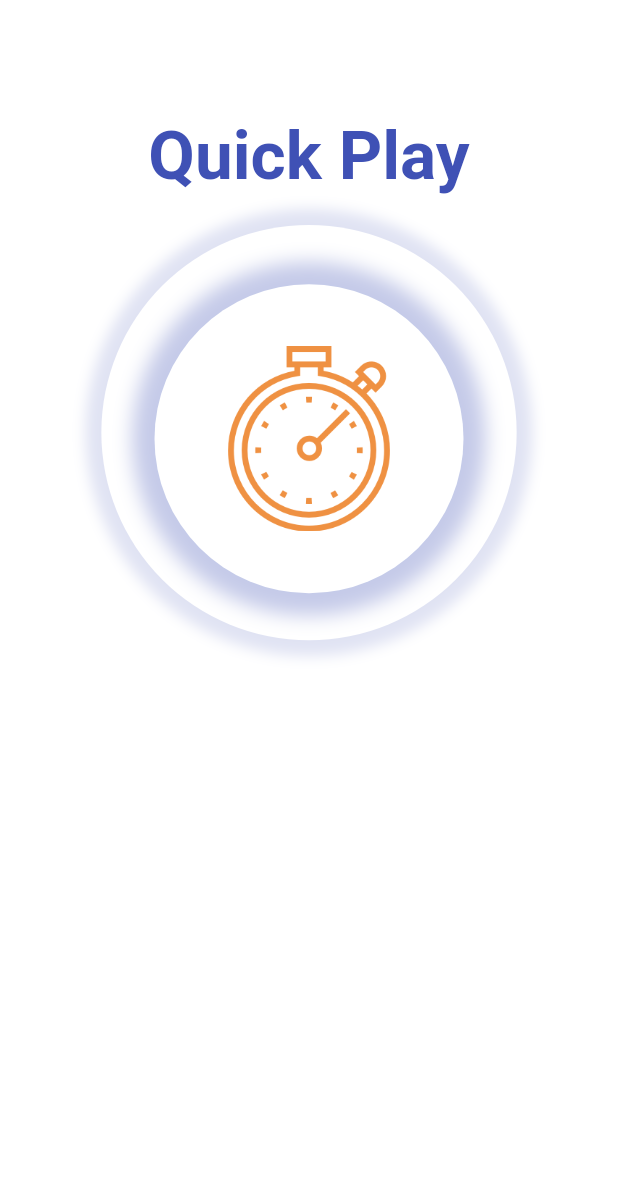
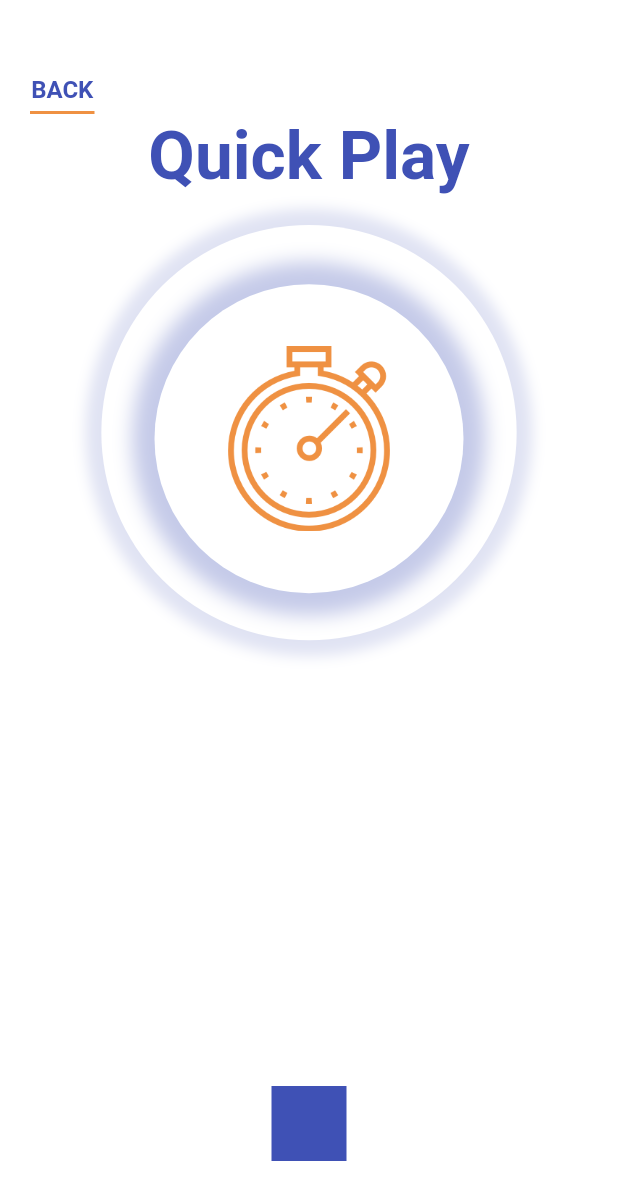
Before and after one commit to laguierre/quiz_app, a Flutter app: the screen it shows after launch, after a tap on "NEW", on a phone screen of 412 x 824 dp. Shown: the top 1200 px of the screen. Run offline on Flutter 3.47's test engine with Material 2 defaults, Android fonts, the phone set to English and light mode, and no system bars.

Commit message:
First backup

```diff
--- a/lib/quick_play_page/quick_play_page.dart
+++ b/lib/quick_play_page/quick_play_page.dart
@@ -61,23 +61,75 @@ class _QuickPlayPageState extends State<QuickPlayPage>
               child: Stack(
                 alignment: Alignment.center,
                 children: [
-                  Stack(
+                  Positioned(
+                      left: 20,
+                      right: MediaQuery.of(context).size.width - 63,
+                      top: 50,
+                      child: GestureDetector(
+                        onTap: () {
+                          Navigator.pop(context);
+                        },
+                        child: Column(
+                          crossAxisAlignment: CrossAxisAlignment.center,
                           children: [
-                      Align(
-                          alignment:
-                              Alignment(0, 1.2 * animationTween.value - 2),
-                          ///Final Value 0.8
-                          child: Text(
-                            widget.data['title']!,
-                            style: const TextStyle(
-                                color: Colors.indigo,
-                                fontSize: 45,
-                                fontWeight: FontWeight.bold),
+                            Text('BACK', style: TextStyle(color: Colors.indigo, fontWeight: FontWeight.bold, fontSize: 16),),
+                            SizedBox(height: 3),
+                            Container(
+                              margin: const EdgeInsets.symmetric(vertical: 2),
+                              height: 2,
+                              //width: 35,
+                              color: Color(int.parse(widget.data["color"]!)),
+                            ),
+                          ],
+                        ),
                       )),
+                  Title(animationTween: animationTween, widget: widget),
+                  RippleContainer(
+                      height: height,
+                      kSizeContainerLogo: kSizeContainerLogo,
+                      animationTween: animationTween,
+                      animationRipple: animationRipple),
+                  IconContainer(
+                    height: height,
+                    animationTween: animationTween,
+                    kSizeContainerLogo: kSizeContainerLogo,
+                    widget: widget,
+                  ),
                   Positioned(
+                      bottom: 50 * animationTween.value,
+                      child: Container(
+                        height: 50,
+                        width: 50,
+                        decoration: BoxDecoration(color: Colors.indigo),
+                      ))
+                ],
+              ),
+            )));
+  }
+}
+
+class RippleContainer extends StatelessWidget {
+  const RippleContainer({
+    super.key,
+    required this.height,
+    required this.kSizeContainerLogo,
+    required this.animationTween,
+    required this.animationRipple,
+  });
+
+  final double height;
+  final double kSizeContainerLogo;
+  final Animation<double> animationTween;
+  final Animation<double> animationRipple;
+
+  @override
+  Widget build(BuildContext context) {
+    return Positioned(
       left: 0,
       right: 0,
-                        top: height * 0.23 - (kSizeContainerLogo + 0.15 * height)/5,
+      top: height * 0.23 - (kSizeContainerLogo + 0.15 * height) / 5,
+      child: Opacity(
+        opacity: animationTween.value < 0.3 ? 0 : animationTween.value,
         child: ScaleTransition(
           scale: animationRipple,
           child: Container(
@@ -89,26 +141,43 @@ class _QuickPlayPageState extends State<QuickPlayPage>
               color: Colors.white,
               boxShadow: [
                 BoxShadow(
-                                  color: Colors.indigo.withOpacity(1-animationRipple.value.clamp(0, 1)),
+                  color: Colors.indigo
+                      .withOpacity(1 - animationRipple.value.clamp(0, 1)),
                   spreadRadius: 15 * animationRipple.value,
-                                  blurRadius: 10* animationRipple.value,
-                                  offset:
-                                      const Offset(0, 0), // changes position of shadow
+                  blurRadius: 10 * animationRipple.value,
+                  offset: const Offset(0, 0), // changes position of shadow
                 ),
               ],
             ),
           ),
         ),
       ),
-                    ],
-                  ),
-                  Positioned(
+    );
+  }
+}
+
+class IconContainer extends StatelessWidget {
+  const IconContainer({
+    super.key,
+    required this.height,
+    required this.animationTween,
+    required this.kSizeContainerLogo,
+    required this.widget,
+  });
+
+  final double height;
+  final Animation<double> animationTween;
+  final double kSizeContainerLogo;
+  final QuickPlayPage widget;
+
+  @override
+  Widget build(BuildContext context) {
+    return Positioned(
       left: 0,
       right: 0,
       top: height * 0.23,
       child: Opacity(
-                      opacity:
-                          animationTween.value < 0.2 ? 0 : animationTween.value,
+        opacity: animationTween.value < 0.3 ? 0 : animationTween.value,
         child: Container(
           padding: const EdgeInsets.all(30),
           alignment: Alignment.center,
@@ -121,8 +190,7 @@ class _QuickPlayPageState extends State<QuickPlayPage>
                 color: Colors.indigo.withOpacity(0.3),
                 spreadRadius: 15,
                 blurRadius: 10,
-                              offset:
-                                  const Offset(0, 0), // changes position of shadow
+                offset: const Offset(0, 0), // changes position of shadow
               ),
             ],
           ),
@@ -134,9 +202,30 @@ class _QuickPlayPageState extends State<QuickPlayPage>
           ),
         ),
       ),
-                  )
-                ],
-              ),
-            )));
+    );
   }
 }
+
+class Title extends StatelessWidget {
+  const Title({
+    super.key,
+    required this.animationTween,
+    required this.widget,
+  });
+
+  final Animation<double> animationTween;
+  final QuickPlayPage widget;
+
+  @override
+  Widget build(BuildContext context) {
+    return Align(
+        alignment: Alignment(0, 1.2 * animationTween.value - 2),
+
+        ///Final Value 0.8
+        child: Text(
+          widget.data['title']!,
+          style: const TextStyle(
+              color: Colors.indigo, fontSize: 45, fontWeight: FontWeight.bold),
+        ));
+  }
+}
```
Lines whose indentation alone changed are shown as unchanged.
